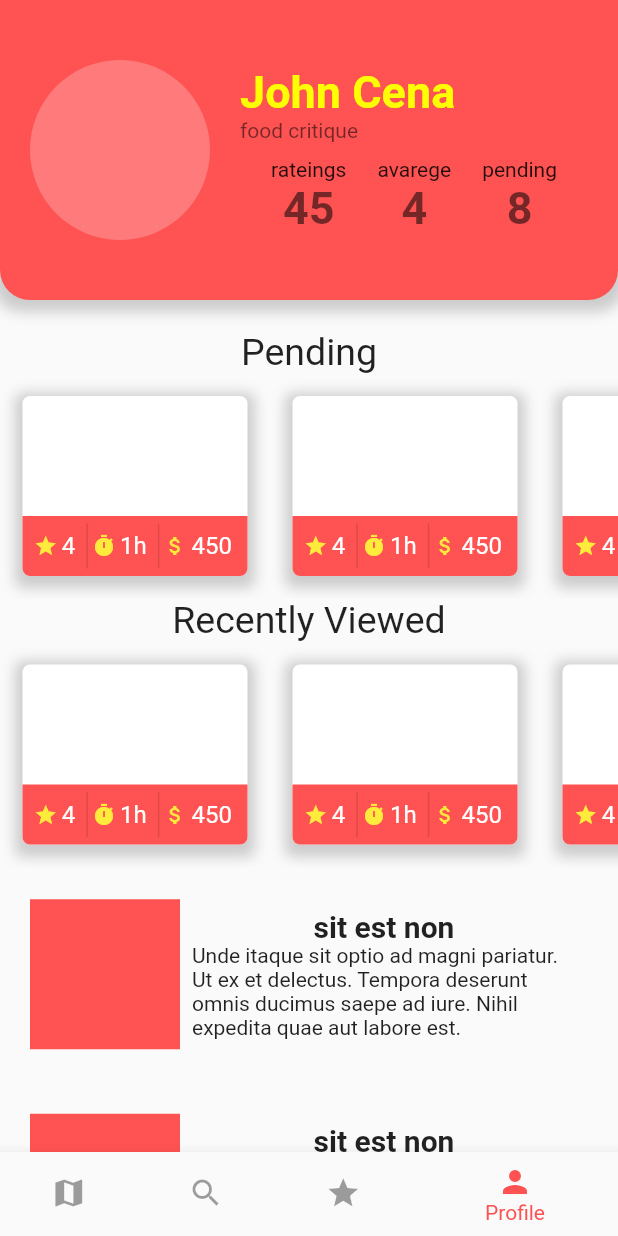
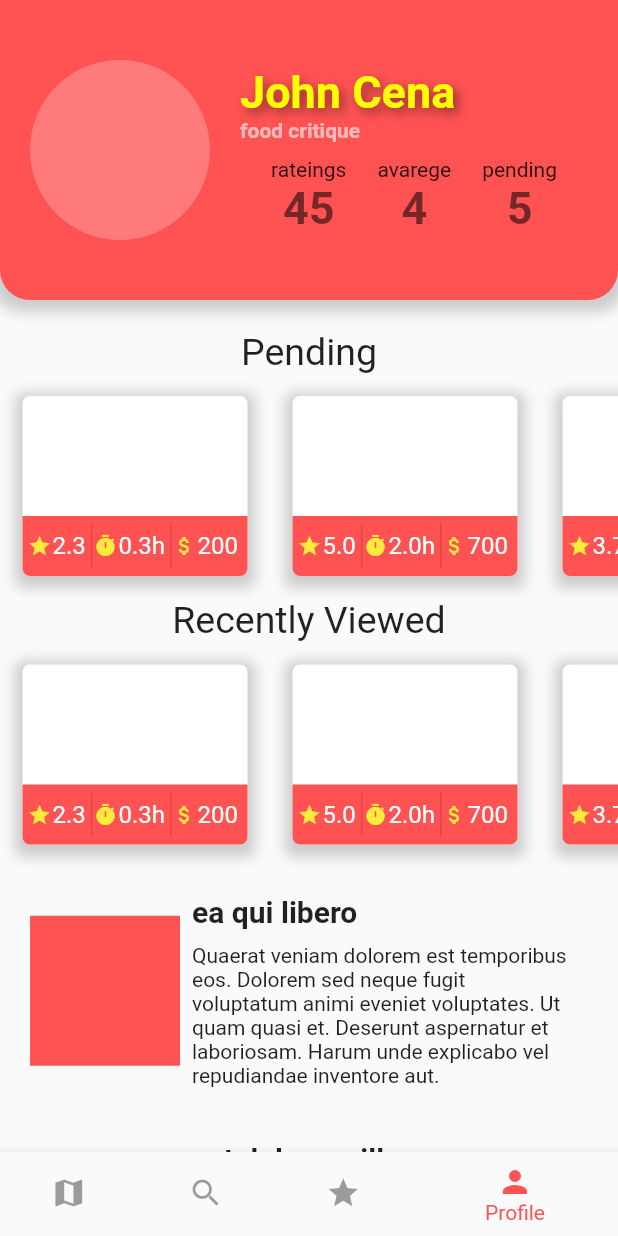
Before and after one commit to santiagoBaro/menu_app, a Flutter app: the screen it shows after launch, item 4 of the bottom bar chosen, on a phone screen of 412 x 824 dp. Run offline on Flutter 3.47's test engine with Material 2 defaults, Android fonts, the phone set to English and light mode, and no system bars; our stand-ins replace flutter_map, latlong; missing offline and left inert: flappy_search_bar.

Commit message:
added data to widgets

```diff
--- a/lib/elements/local_carousell.dart
+++ b/lib/elements/local_carousell.dart
@@ -23,11 +23,31 @@ class LocalCarrousel extends StatelessWidget {
             scrollDirection: Axis.horizontal,
             child: Row(
               children: [
-                LocalCarrousellElement(),
-                LocalCarrousellElement(),
-                LocalCarrousellElement(),
-                LocalCarrousellElement(),
-                LocalCarrousellElement(),
+                LocalCarrousellElement(
+                  duration: 0.3,
+                  price: "200",
+                  rateing: 2.3,
+                ),
+                LocalCarrousellElement(
+                  duration: 2,
+                  price: "700",
+                  rateing: 5,
+                ),
+                LocalCarrousellElement(
+                  duration: 1,
+                  price: "450",
+                  rateing: 3.7,
+                ),
+                LocalCarrousellElement(
+                  duration: 1.3,
+                  price: "450",
+                  rateing: 4.2,
+                ),
+                LocalCarrousellElement(
+                  duration: 0.4,
+                  price: "500",
+                  rateing: 3.9,
+                ),
               ],
             ),
           ),
--- a/lib/elements/local_carrousel_element.dart
+++ b/lib/elements/local_carrousel_element.dart
@@ -1,7 +1,15 @@
 import 'package:flutter/material.dart';
 
 class LocalCarrousellElement extends StatelessWidget {
-  const LocalCarrousellElement({Key key}) : super(key: key);
+  final double rateing;
+  final double duration;
+  final String price;
+  const LocalCarrousellElement({
+    Key key,
+    @required this.rateing,
+    @required this.duration,
+    @required this.price,
+  }) : super(key: key);
 
   @override
   Widget build(BuildContext context) {
@@ -9,7 +17,7 @@ class LocalCarrousellElement extends StatelessWidget {
       //* CARROUSELL CARD
       height: 120,
       width: 150,
-      margin: EdgeInsets.only(left: 15, top: 15, right: 15, bottom: 15),
+      margin: EdgeInsets.all(15),
       decoration: BoxDecoration(
         color: Colors.white,
         borderRadius: BorderRadius.all(Radius.circular(5)),
@@ -50,7 +58,7 @@ class LocalCarrousellElement extends StatelessWidget {
                 Text(
                   //* RATEINGS VALUE
                   // shows the avarage rateing
-                  "4",
+                  rateing.toString(),
                   style: TextStyle(
                     fontSize: 16,
                     color: Colors.white,
@@ -72,7 +80,7 @@ class LocalCarrousellElement extends StatelessWidget {
                 Text(
                   //* DURATION'S VALUE
                   // shows the avarage customar stay
-                  "1h",
+                  "${duration}h",
                   style: TextStyle(
                     fontSize: 16,
                     color: Colors.white,
@@ -94,7 +102,7 @@ class LocalCarrousellElement extends StatelessWidget {
                 Text(
                   //* PRICE VALUE
                   // shows the locals avarage cost per person
-                  "450",
+                  price,
                   style: TextStyle(
                     fontSize: 16,
                     color: Colors.white,
--- a/lib/elements/local_review.dart
+++ b/lib/elements/local_review.dart
@@ -1,12 +1,20 @@
 import 'package:flutter/material.dart';
 
 class LocalReview extends StatelessWidget {
-  const LocalReview({Key key}) : super(key: key);
+  final String localImageUrl;
+  final String localName;
+  final String usersReview;
+  const LocalReview({
+    Key key,
+    @required this.localImageUrl,
+    @required this.localName,
+    @required this.usersReview,
+  }) : super(key: key);
 
   @override
   Widget build(BuildContext context) {
     return Padding(
-      padding: const EdgeInsets.all(20.0),
+      padding: const EdgeInsets.symmetric(horizontal: 20.0, vertical: 10),
       child: Row(
         children: [
           Container(
@@ -19,15 +27,20 @@ class LocalReview extends StatelessWidget {
             child: Padding(
               padding: const EdgeInsets.all(8.0),
               child: Column(
+                crossAxisAlignment: CrossAxisAlignment.start,
                 children: [
                   Text(
                     //* LOCALS NAME
-                    "sit est non",
+                    localName,
                     style: titleTextStyle,
                   ),
+                  Container(
+                    height: 10,
+                  ),
                   Text(
-                      //* USER'S COMMENT
-                      "Unde itaque sit optio ad magni pariatur. Ut ex et delectus. Tempora deserunt omnis ducimus saepe ad iure. Nihil expedita quae aut labore est.")
+                    //* USER'S COMMENT
+                    usersReview,
+                  )
                 ],
               ),
             ),
--- a/lib/elements/profile_header.dart
+++ b/lib/elements/profile_header.dart
@@ -1,7 +1,21 @@
 import 'package:flutter/material.dart';
 
 class ProfileHeader extends StatelessWidget {
-  const ProfileHeader({Key key}) : super(key: key);
+  final String name;
+  final String title;
+  final String imageurl;
+  final int amountOfRateings;
+  final int averageRateingValue;
+  final int pendingLocals;
+  const ProfileHeader({
+    Key key,
+    @required this.name,
+    @required this.title,
+    @required this.imageurl,
+    @required this.amountOfRateings,
+    @required this.averageRateingValue,
+    @required this.pendingLocals,
+  }) : super(key: key);
 
   @override
   Widget build(BuildContext context) {
@@ -42,15 +56,13 @@ class ProfileHeader extends StatelessWidget {
                 children: [
                   Text(
                     //* USER'S NAME
-                    "John Cena",
+                    name,
                     style: userNameTextStyle,
                   ),
                   Text(
                     //* USER'S TITLE
-                    "food critique",
-                    style: TextStyle(
-                      color: Colors.black54,
-                    ),
+                    title,
+                    style: userTitleTextStyle,
                   ),
                   Container(
                     height: 10,
@@ -62,15 +74,15 @@ class ProfileHeader extends StatelessWidget {
                     children: [
                       UsersValuesTag(
                         title: "rateings",
-                        value: "45",
+                        value: amountOfRateings.toString(),
                       ),
                       UsersValuesTag(
                         title: "avarege",
-                        value: "4",
+                        value: averageRateingValue.toString(),
                       ),
                       UsersValuesTag(
                         title: "pending",
-                        value: "8",
+                        value: pendingLocals.toString(),
                       ),
                     ],
                   ),
@@ -109,10 +121,17 @@ TextStyle userNameTextStyle = TextStyle(
   fontSize: 30,
   color: Colors.yellowAccent,
   fontWeight: FontWeight.bold,
+  shadows: <Shadow>[
+    Shadow(
+      offset: Offset(3.0, 3.0),
+      blurRadius: 8.0,
+      color: Colors.black45,
+    ),
+  ],
 );
 
 TextStyle userTitleTextStyle = TextStyle(
-  color: Colors.black54,
+  color: Colors.white60,
   fontWeight: FontWeight.bold,
 );
 
--- a/lib/pages/profile_page.dart
+++ b/lib/pages/profile_page.dart
@@ -11,7 +11,14 @@ class ProfilePage extends StatelessWidget {
     return SingleChildScrollView(
       child: Column(
         children: [
-          ProfileHeader(),
+          ProfileHeader(
+            name: "John Cena",
+            title: "food critique",
+            imageurl: "",
+            amountOfRateings: 45,
+            averageRateingValue: 4,
+            pendingLocals: 5,
+          ),
           Container(height: 20),
           LocalCarrousel(
             title: "Pending",
@@ -19,10 +26,30 @@ class ProfilePage extends StatelessWidget {
           LocalCarrousel(
             title: "Recently Viewed",
           ),
-          LocalReview(),
-          LocalReview(),
-          LocalReview(),
-          LocalReview(),
+          LocalReview(
+            localImageUrl: "",
+            localName: "ea qui libero",
+            usersReview:
+                "Quaerat veniam dolorem est temporibus eos. Dolorem sed neque fugit voluptatum animi eveniet voluptates. Ut quam quasi et. Deserunt aspernatur et laboriosam. Harum unde explicabo vel repudiandae inventore aut.",
+          ),
+          LocalReview(
+            localImageUrl: "",
+            localName: "est dolorem illo",
+            usersReview:
+                "Aut quis quae qui necessitatibus est non aut. Qui magnam molestiae nulla aut magni mollitia eos est. Dolor delectus sint iste ut. Consequatur omnis minima molestiae praesentium ut sunt nisi consequuntur ut. Exercitationem distinctio ea.",
+          ),
+          LocalReview(
+            localImageUrl: "",
+            localName: "eos ducimus labore",
+            usersReview:
+                "Magnam nobis ipsa libero perspiciatis facilis quaerat assumenda earum.",
+          ),
+          LocalReview(
+            localImageUrl: "",
+            localName: "magni sint blanditiis",
+            usersReview:
+                "Ipsum veritatis inventore doloremque ad tenetur sit. Consectetur nulla doloribus hic. Omnis praesentium non a. In ut officiis deleniti velit modi nisi. Exercitationem fugiat nobis.",
+          ),
         ],
       ),
     );
```
